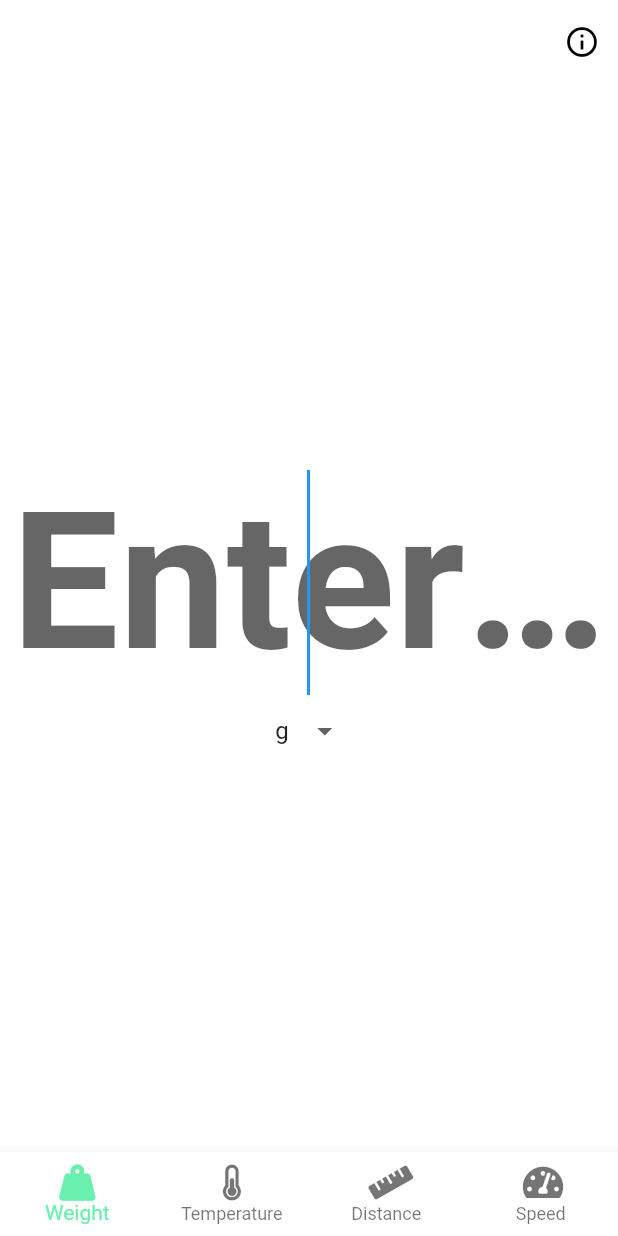
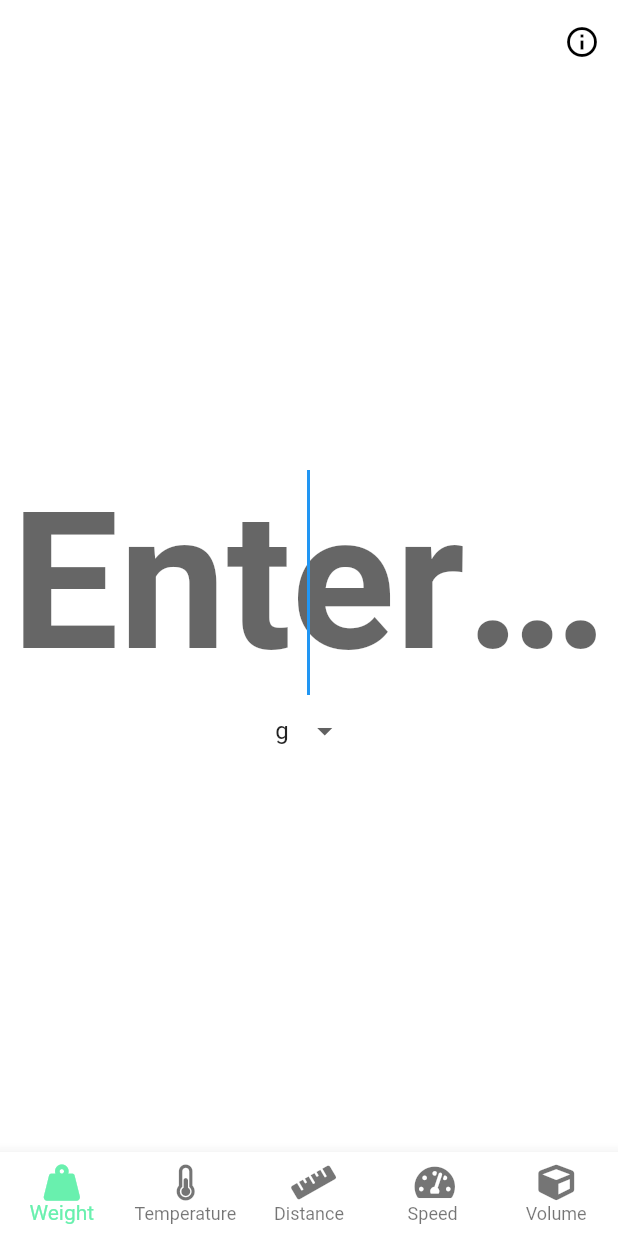
Before and after one commit to TobiasRitter/anyunit, a Flutter app: the screen it shows after launch, on a phone screen of 412 x 824 dp. Run offline on Flutter 3.47's test engine with Material 2 defaults, Android fonts, the phone set to English and light mode, and no system bars; our stand-ins replace bloc, equatable, flutter_bloc, font_awesome_flutter.

Commit message:
add volume

```diff
--- a/lib/model/dbms.dart
+++ b/lib/model/dbms.dart
@@ -104,6 +104,31 @@ class DBMS {
           ),
         },
       ),
+      Category(
+        name: "Volume",
+        units: <Unit>{
+          Unit(
+            name: "m³",
+            getConvertedValue: (val) => val,
+            getStandardizedValue: (val) => val,
+          ),
+          Unit(
+            name: "cm³",
+            getConvertedValue: (val) => val * 1000,
+            getStandardizedValue: (val) => val / 1000,
+          ),
+          Unit(
+            name: "dm³",
+            getConvertedValue: (val) => val * 1000000,
+            getStandardizedValue: (val) => val / 1000000,
+          ),
+          Unit(
+            name: "l",
+            getConvertedValue: (val) => val * 1000000,
+            getStandardizedValue: (val) => val / 1000000,
+          ),
+        },
+      ),
     };
   }
 
--- a/lib/view/inputscreen.dart
+++ b/lib/view/inputscreen.dart
@@ -87,6 +87,14 @@ class _InputScreenState extends State<InputScreen> {
                     state.categories.elementAt(3),
                   ),
                 ),
+                BottomNavigationBarItem(
+                  icon: Icon(
+                    FontAwesomeIcons.cube,
+                  ),
+                  title: Text(
+                    state.categories.elementAt(4),
+                  ),
+                ),
               ],
             ),
             body: Column(
```
Also changed, not shown: 1 other file.
